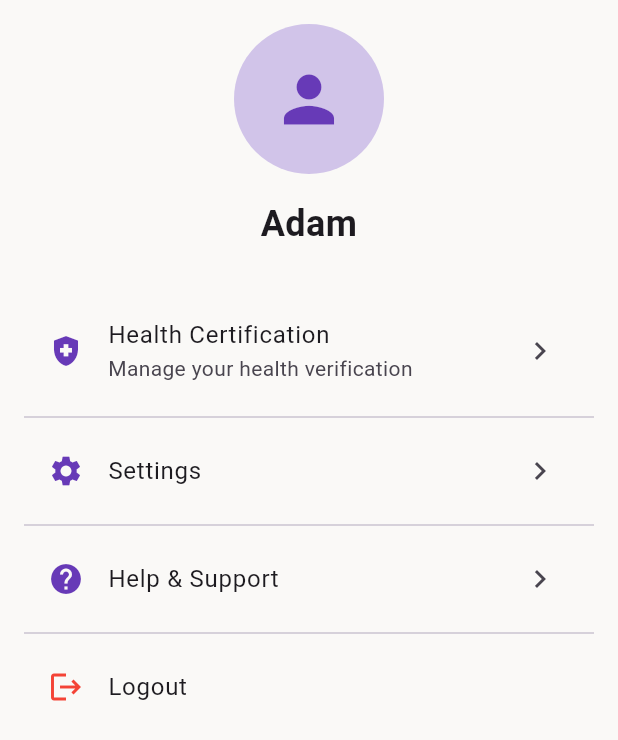
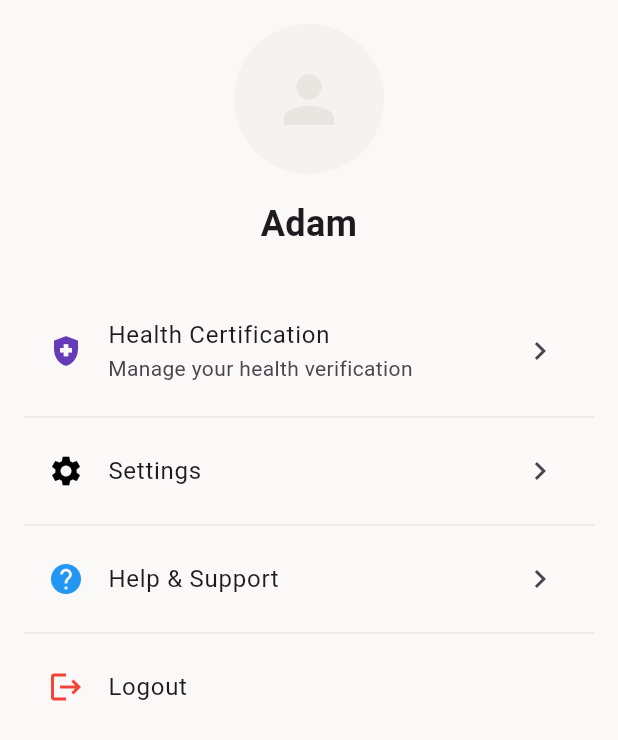
Before and after one commit to adhfarg/lume2, a Flutter app: the ProfileScreen screen opened directly, on a phone screen of 412 x 824 dp. Shown: the top 740 px of the screen. Run offline on Flutter 3.47's test engine with Material 3 defaults, Android fonts, the phone set to English and light mode, and no system bars; our stand-ins replace card_swiper, dio, image_picker.

Commit message:
Profile Screen Color Update

```diff
--- a/lib/screens/profile_screen.dart
+++ b/lib/screens/profile_screen.dart
@@ -4,6 +4,9 @@ import '../services/auth_service.dart';
 import 'health_certification_screen.dart';
 
 class ProfileScreen extends StatelessWidget {
+  final sandColor = Color(0xFFE8E6E1);
+  final sandColorLight = Color(0xFFF5F3F0);
+
   @override
   Widget build(BuildContext context) {
     final authService = Provider.of<AuthService>(context);
@@ -15,11 +18,11 @@ class ProfileScreen extends StatelessWidget {
           children: [
             CircleAvatar(
               radius: 50,
-              backgroundColor: Colors.deepPurple.shade100,
+              backgroundColor: sandColorLight,
               child: Icon(
                 Icons.person,
                 size: 50,
-                color: Colors.deepPurple,
+                color: Color(0xFFE8E6E1),
               ),
             ),
             SizedBox(height: 16),
@@ -46,25 +49,25 @@ class ProfileScreen extends StatelessWidget {
                 );
               },
             ),
-            Divider(),
+            Divider(color: sandColor),
             ListTile(
-              leading: Icon(Icons.settings, color: Colors.deepPurple),
+              leading: Icon(Icons.settings, color: Colors.black),
               title: Text('Settings'),
               trailing: Icon(Icons.chevron_right),
               onTap: () {
                 // TODO: Implement settings screen
               },
             ),
-            Divider(),
+            Divider(color: sandColor),
             ListTile(
-              leading: Icon(Icons.help, color: Colors.deepPurple),
+              leading: Icon(Icons.help, color: Colors.blue),
               title: Text('Help & Support'),
               trailing: Icon(Icons.chevron_right),
               onTap: () {
                 // TODO: Implement help & support
               },
             ),
-            Divider(),
+            Divider(color: sandColor),
             ListTile(
               leading: Icon(Icons.logout, color: Colors.red),
               title: Text('Logout'),
```
